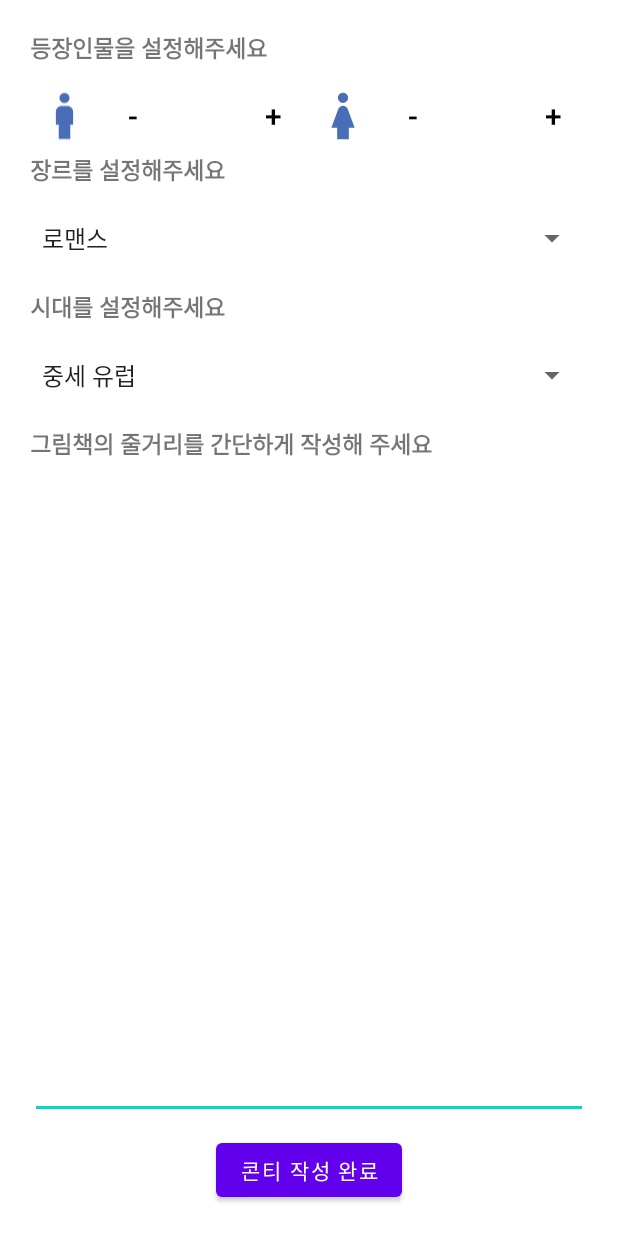
After one commit to MobileComputing-2023/AI-PictureBook, an Android app: the layout activity_setting.xml on its own in the app's theme, with its tools: preview values and no code run, on a phone screen of 412 x 824 dp. The commit adds this screen. Run offline under Robolectric (Android 15) with nearby library versions, the phone set to English and light mode, and no system bars.

Commit message:
feat: 그림책 초기 설정 화면

```diff
--- a/app/build.gradle
+++ b/app/build.gradle
@@ -30,6 +30,9 @@ android {
     kotlinOptions {
         jvmTarget = '1.8'
     }
+    buildFeatures{
+        viewBinding true
+    }
 }
 
 dependencies {
--- a/app/src/main/AndroidManifest.xml
+++ b/app/src/main/AndroidManifest.xml
@@ -11,6 +11,9 @@
         android:supportsRtl="true"
         android:theme="@style/Theme.MyApplication"
         tools:targetApi="31">
+        <activity android:name=".SettingActivity"
+            android:exported="true">
+        </activity>
         <activity
             android:name=".MainActivity"
             android:exported="true">
--- a/app/src/main/java/com/example/myapplication/MainActivity.kt
+++ b/app/src/main/java/com/example/myapplication/MainActivity.kt
@@ -6,6 +6,7 @@ import android.os.Bundle
 class MainActivity : AppCompatActivity() {
     override fun onCreate(savedInstanceState: Bundle?) {
         super.onCreate(savedInstanceState)
+        supportActionBar?.hide()
         setContentView(R.layout.activity_main)
     }
 }
--- /dev/null
+++ b/app/src/main/java/com/example/myapplication/SettingActivity.kt
@@ -0,0 +1,67 @@
+package com.example.myapplication
+
+import android.content.Intent
+import androidx.appcompat.app.AppCompatActivity
+import android.os.Bundle
+import android.widget.Button
+import android.widget.TextView
+import com.example.myapplication.databinding.ActivitySettingBinding
+
+class SettingActivity : AppCompatActivity() {
+    override fun onCreate(savedInstanceState: Bundle?) {
+        super.onCreate(savedInstanceState)
+        val binding= ActivitySettingBinding.inflate(layoutInflater)
+        setContentView(binding.root)
+
+        getSupportActionBar()?.setDisplayHomeAsUpEnabled(true);
+        getSupportActionBar()?.setTitle("그림책 만들기")
+        var minMan=findViewById<Button>(R.id.minusMan)
+        var plusMan = findViewById<Button>(R.id.plusMan)
+        var minWoman=findViewById<Button>(R.id.minusWoman)
+        var plusWoman = findViewById<Button>(R.id.plusWoman)
+        val output_man=findViewById<TextView>(R.id.NumMan)
+        val output_woman=findViewById<TextView>(R.id.NumWoman)
+        var NumMan=0;
+        var NumWoman=0;
+
+        output_man.text = NumMan.toString()
+        output_woman.text = NumWoman.toString()
+
+        minMan.setOnClickListener {
+            if (NumMan==0){
+                output_man.setText(NumMan.toString())
+            }
+            else {
+            NumMan-- //0일때 처리 해줘야함
+            output_man.setText(NumMan.toString())}
+        }
+        plusMan.setOnClickListener {
+            NumMan++
+            output_man.setText(NumMan.toString())
+        }
+        minWoman.setOnClickListener {
+            NumWoman-- //0일때 처리 해줘야함
+            output_woman.setText(NumWoman.toString())
+        }
+        plusWoman.setOnClickListener {
+            NumWoman++
+            output_woman.setText(NumWoman.toString())
+        }
+
+        binding.btnwrite.setOnClickListener {
+            val intent: Intent = Intent(this,SubActivity::class.java).apply {
+                putExtra("next", "level")
+            }
+            val selectedGenre = binding.genre.selectedItem.toString()
+            val selectedEra = binding.era.selectedItem.toString()
+            intent.putExtra("selectedGenre", selectedGenre)
+            intent.putExtra("selectedEra", selectedEra)
+            intent.putExtra("NumMan", NumMan)
+            intent.putExtra("NumWoman", NumWoman)
+            intent.putExtra("num", 30)
+            intent.putExtra("summary", binding.writesum.text.toString())
+            startActivity(intent)
+        }
+
+    }
+}
--- /dev/null
+++ b/app/src/main/res/drawable/baseline_boy_24.xml
@@ -0,0 +1,5 @@
+<vector android:alpha="0.9" android:height="24dp" android:tint="#345EAF"
+    android:viewportHeight="24" android:viewportWidth="24"
+    android:width="24dp" xmlns:android="http://schemas.android.com/apk/res/android">
+    <path android:fillColor="@android:color/white" android:pathData="M12,7.5c0.97,0 1.75,-0.78 1.75,-1.75S12.97,4 12,4s-1.75,0.78 -1.75,1.75S11.03,7.5 12,7.5zM14,20v-5h1v-4.5c0,-1.1 -0.9,-2 -2,-2h-2c-1.1,0 -2,0.9 -2,2V15h1v5H14z"/>
+</vector>
--- /dev/null
+++ b/app/src/main/res/drawable/baseline_girl_24.xml
@@ -0,0 +1,5 @@
+<vector android:alpha="0.9" android:height="24dp" android:tint="#345EAF"
+    android:viewportHeight="24" android:viewportWidth="24"
+    android:width="24dp" xmlns:android="http://schemas.android.com/apk/res/android">
+    <path android:fillColor="@android:color/white" android:pathData="M12,7.5c0.97,0 1.75,-0.78 1.75,-1.75S12.97,4 12,4s-1.75,0.78 -1.75,1.75S11.03,7.5 12,7.5zM14,16v4h-4v-4H8l2.38,-6.38C10.63,8.95 11.28,8.5 12,8.5s1.37,0.45 1.62,1.12L16,16H14z"/>
+</vector>
--- /dev/null
+++ b/app/src/main/res/layout/activity_setting.xml
@@ -0,0 +1,172 @@
+<?xml version="1.0" encoding="utf-8"?>
+<androidx.constraintlayout.widget.ConstraintLayout xmlns:android="http://schemas.android.com/apk/res/android"
+    xmlns:app="http://schemas.android.com/apk/res-auto"
+    xmlns:tools="http://schemas.android.com/tools"
+    android:layout_width="match_parent"
+    android:layout_height="match_parent"
+    tools:context=".SettingActivity">
+
+    <LinearLayout
+        android:layout_width="match_parent"
+        android:layout_height="match_parent"
+        android:orientation="vertical"
+        tools:ignore="MissingConstraints"
+        android:padding="20dp">
+
+        <TextView
+            android:layout_width="wrap_content"
+            android:layout_height="wrap_content"
+            android:text="등장인물을 설정해주세요"
+            android:textStyle="bold"
+            android:textSize="15dp"
+            app:layout_constraintBottom_toBottomOf="parent"
+            app:layout_constraintEnd_toEndOf="parent"
+            app:layout_constraintStart_toStartOf="parent"
+            app:layout_constraintTop_toTopOf="parent"
+            android:layout_marginBottom="10dp"
+            android:gravity="center_horizontal" />
+
+        <LinearLayout
+            android:layout_width="match_parent"
+            android:layout_height="wrap_content"
+            android:orientation="horizontal"
+            android:gravity="center">
+            <ImageView
+                android:layout_width="0dp"
+                android:layout_weight="1"
+                android:layout_height="match_parent"
+                android:src="@drawable/baseline_boy_24"/>
+
+            <Button
+                android:id="@+id/minusMan"
+                android:layout_width="0dp"
+                android:layout_height="match_parent"
+                android:layout_weight="1"
+                android:background="@android:color/transparent"
+                android:text="-"
+                android:textColor="@color/black"
+                android:textSize="20dp"
+                tools:ignore="TouchTargetSizeCheck" />
+            <TextView
+                android:layout_width="0dp"
+                android:layout_weight="1"
+                android:layout_gravity="center"
+                android:layout_height="match_parent"
+                android:textColor="@color/black"
+                android:id="@+id/NumMan"/>
+
+            <Button
+                android:id="@+id/plusMan"
+                android:layout_width="0dp"
+                android:layout_height="match_parent"
+                android:layout_weight="1"
+                android:background="@android:color/transparent"
+                android:text="+"
+                android:textColor="@color/black"
+                android:textSize="20dp"
+                tools:ignore="TouchTargetSizeCheck" />
+
+            <ImageView
+                android:layout_width="0dp"
+                android:layout_weight="1"
+                android:layout_height="match_parent"
+                android:src="@drawable/baseline_girl_24"/>
+
+            <Button
+                android:id="@+id/minusWoman"
+                android:layout_width="0dp"
+                android:layout_height="match_parent"
+                android:layout_weight="1"
+                android:background="@android:color/transparent"
+                android:text="-"
+                android:textColor="@color/black"
+                android:textSize="20dp"
+                tools:ignore="TouchTargetSizeCheck" />
+            <TextView
+                android:layout_width="0dp"
+                android:layout_weight="1"
+                android:layout_height="match_parent"
+                android:textColor="@color/black"
+                android:id="@+id/NumWoman"/>
+
+            <Button
+                android:id="@+id/plusWoman"
+                android:layout_width="0dp"
+                android:layout_height="match_parent"
+                android:layout_weight="1"
+                android:background="@android:color/transparent"
+                android:text="+"
+                android:textColor="@color/black"
+                android:textSize="20dp"
+                tools:ignore="TouchTargetSizeCheck" />
+
+        </LinearLayout>
+
+        <TextView
+            android:layout_width="match_parent"
+            android:layout_height="wrap_content"
+            android:text="장르를 설정해주세요"
+            android:textStyle="bold"
+            android:textSize="15dp"
+            app:layout_constraintBottom_toBottomOf="parent"
+            app:layout_constraintEnd_toEndOf="parent"
+            app:layout_constraintStart_toStartOf="parent"
+            app:layout_constraintTop_toTopOf="parent"
+            android:layout_marginBottom="10dp"/>
+
+        <Spinner
+            android:id="@+id/genre"
+            android:layout_width="match_parent"
+            android:layout_height="wrap_content"
+            android:layout_marginBottom="10dp"
+            android:entries="@array/genre"
+            android:minHeight="48dp" />
+
+        <TextView
+            android:layout_width="match_parent"
+            android:layout_height="wrap_content"
+            android:text="시대를 설정해주세요"
+            android:textStyle="bold"
+            android:textSize="15dp"
+            app:layout_constraintBottom_toBottomOf="parent"
+            app:layout_constraintEnd_toEndOf="parent"
+            app:layout_constraintStart_toStartOf="parent"
+            app:layout_constraintTop_toTopOf="parent"
+            android:layout_marginBottom="10dp"/>
+
+        <Spinner
+            android:id="@+id/era"
+            android:layout_width="match_parent"
+            android:layout_height="wrap_content"
+            android:layout_marginBottom="10dp"
+            android:entries="@array/era"
+            android:minHeight="48dp" />
+
+
+        <TextView
+            android:layout_width="wrap_content"
+            android:layout_height="wrap_content"
+            android:text="그림책의 줄거리를 간단하게 작성해 주세요"
+            android:textStyle="bold"
+            android:textSize="15dp"
+            app:layout_constraintBottom_toBottomOf="parent"
+            app:layout_constraintEnd_toEndOf="parent"
+            app:layout_constraintStart_toStartOf="parent"
+            app:layout_constraintTop_toTopOf="parent"
+            android:layout_marginBottom="10dp"/>
+
+        <EditText
+            android:layout_width="match_parent"
+            android:id="@+id/writesum"
+            android:layout_height="0dp"
+            android:layout_weight="1"
+            android:layout_marginBottom="10dp"/>
+        <Button
+            android:id="@+id/btnwrite"
+            android:layout_width="wrap_content"
+            android:layout_height="wrap_content"
+            android:layout_gravity="center"
+            android:text="콘티 작성 완료"/>
+    </LinearLayout>
+
+</androidx.constraintlayout.widget.ConstraintLayout>
--- a/app/src/main/res/values/strings.xml
+++ b/app/src/main/res/values/strings.xml
@@ -1,3 +1,18 @@
 <resources>
     <string name="app_name">My Application</string>
+    <array name="genre">
+        <item>로맨스</item>
+        <item>판타지</item>
+        <item>무협</item>
+    </array>
+    <array name="era">
+        <item>중세 유럽</item>
+        <item>현대</item>
+        <item>르네상스</item>
+        <item>고대 로마</item>
+        <item>조선시대</item>
+        <item>19세기</item>
+        <item>20세기</item>
+        <item>현대</item>
+    </array>
 </resources>
```
